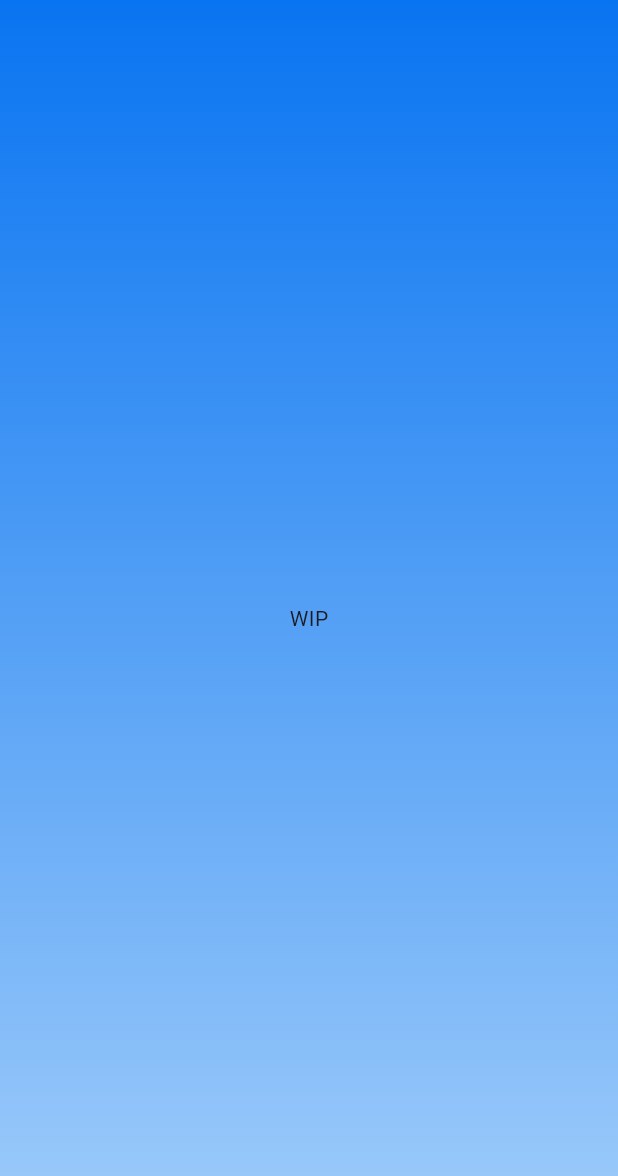
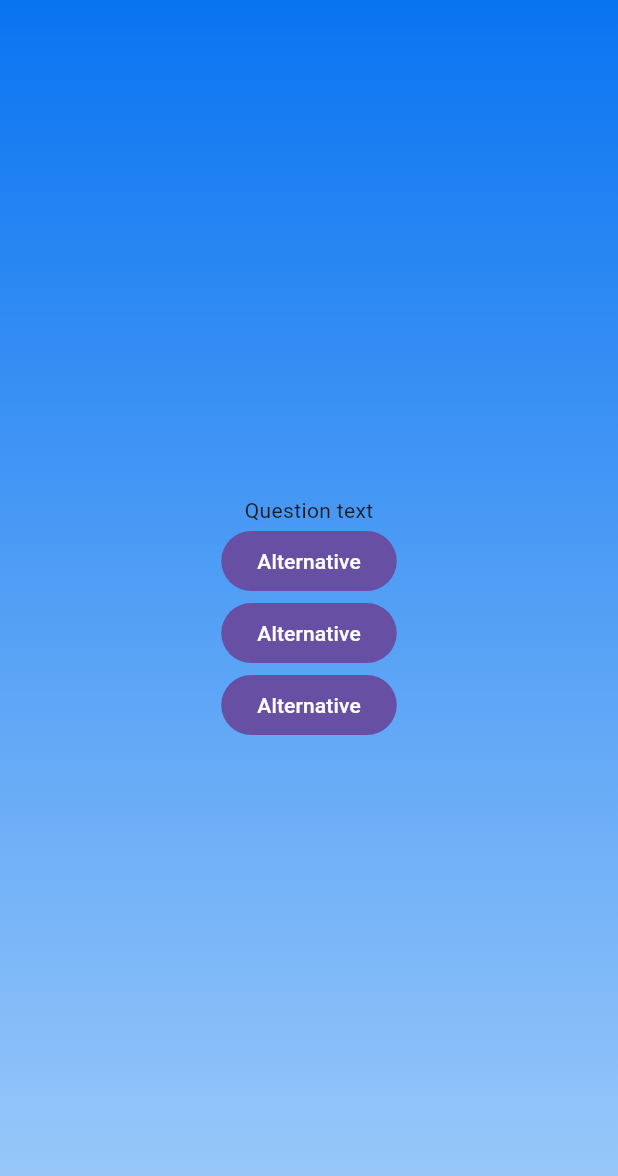
Before and after one commit to Guetzan/estudos_de_flutter_dart, a Flutter app: the screen it shows after launch, after a tap on "Start Quiz", on a phone screen of 412 x 824 dp. Shown: the top 1176 px of the screen. Run offline on Flutter 3.47's test engine with Material 3 defaults, Android fonts, the phone set to English and light mode, and no system bars.

Commit message:
add questions placeholder to the questions screen

```diff
--- a/le_petit_quizz/lib/questions.dart
+++ b/le_petit_quizz/lib/questions.dart
@@ -12,8 +12,29 @@ class Questions extends StatefulWidget {
 class _QuestionsState extends State<Questions> {
   @override
   Widget build(context) {
-    return Center(
-      child: Text("WIP"),
+    return SizedBox(
+      width: double.infinity,
+      child: Column(
+        mainAxisAlignment: MainAxisAlignment.center,
+        children: [
+          Text('Question text'),
+
+          SizedBox(width: 80),
+
+          FilledButton(
+            onPressed: () => {},
+            child: Text('Alternative'),
+          ),
+          FilledButton(
+            onPressed: () => {},
+            child: Text('Alternative'),
+          ),
+          FilledButton(
+            onPressed: () => {},
+            child: Text('Alternative'),
+          ),
+        ],
+      ),
     );
   }
 }
```
